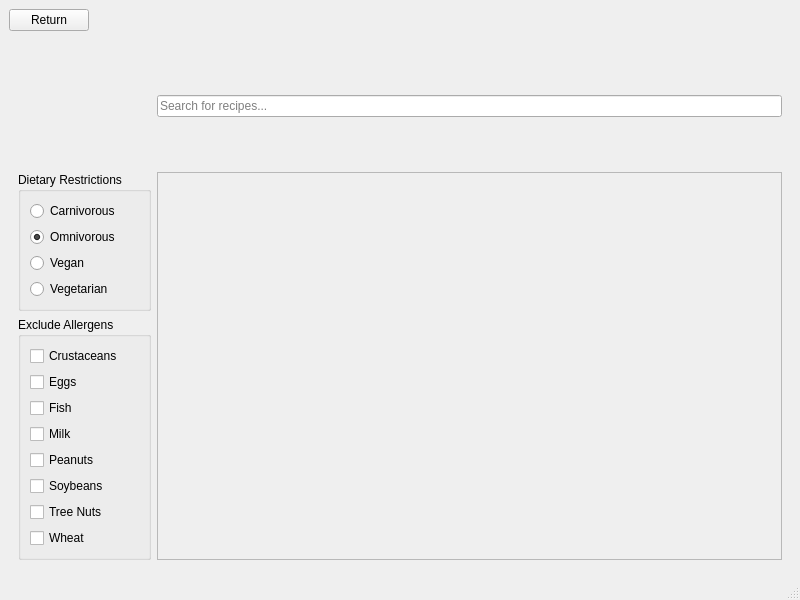
First picture: the form in recipeapp.ui, repository Blake1412/Qt-Recipe-Application, before the edit.
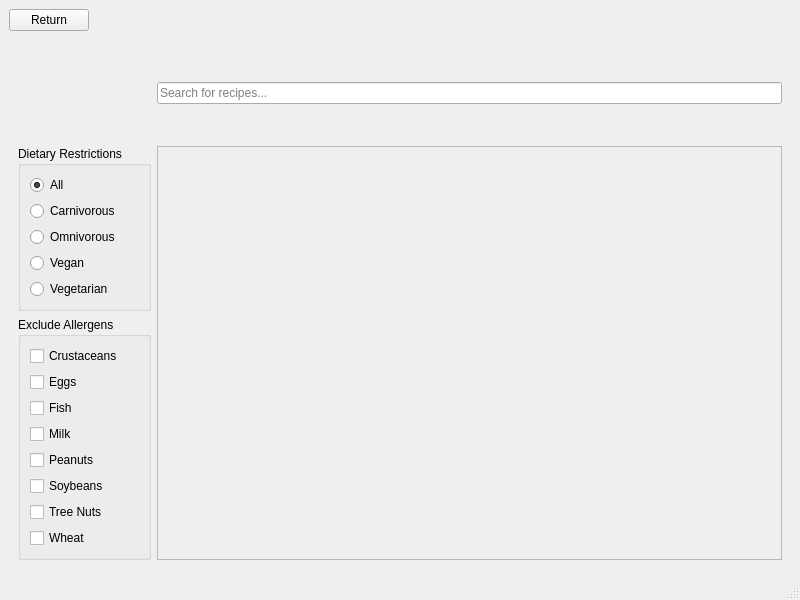
Second picture: the form after the edit. The open tabs and pages were chosen to show the change.

Commit message: Browse page filter and search, refactor Allergen class

The edit to the form file:
```diff
--- a/recipeapp.ui
+++ b/recipeapp.ui
@@ -129,6 +129,19 @@
            <bool>false</bool>
           </property>
           <layout class="QVBoxLayout" name="verticalLayout_4">
+           <item>
+            <widget class="QRadioButton" name="radioButton">
+             <property name="text">
+              <string>All</string>
+             </property>
+             <property name="checked">
+              <bool>true</bool>
+             </property>
+             <attribute name="buttonGroup">
+              <string notr="true">dietaryRestrictionButtons</string>
+             </attribute>
+            </widget>
+           </item>
            <item>
             <widget class="QRadioButton" name="carnivorousButton">
              <property name="text">
@@ -145,7 +158,7 @@
               <string>Omnivorous</string>
              </property>
              <property name="checked">
-              <bool>true</bool>
+              <bool>false</bool>
              </property>
              <attribute name="buttonGroup">
               <string notr="true">dietaryRestrictionButtons</string>
@@ -294,7 +307,7 @@
              <x>0</x>
              <y>0</y>
              <width>626</width>
-             <height>414</height>
+             <height>442</height>
             </rect>
            </property>
            <layout class="QVBoxLayout" name="verticalLayout_3">
```
Left out of the diff: 30 changed lines with no effect on the pictures. The commit also changes 8 other files.
